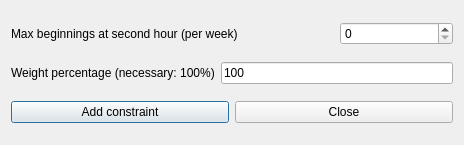
Qt form fet/src/interface/addconstraintteachersafternoonsearlymaxbeginningsatsecondhourform_template.ui (vonmecheln/fet) before a commit.
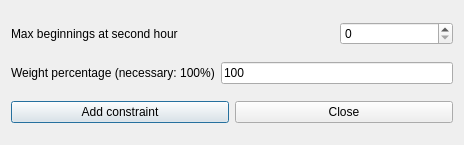
The same form after that commit.

What changed in the file:
```diff
--- a/fet/src/interface/addconstraintteachersafternoonsearlymaxbeginningsatsecondhourform_template.ui
+++ b/fet/src/interface/addconstraintteachersafternoonsearlymaxbeginningsatsecondhourform_template.ui
@@ -41,7 +41,7 @@
       <enum>QFrame::Plain</enum>
      </property>
      <property name="text">
-      <string>Max beginnings at second hour (per week)</string>
+      <string>Max beginnings at second hour</string>
      </property>
      <property name="wordWrap">
       <bool>false</bool>
```
